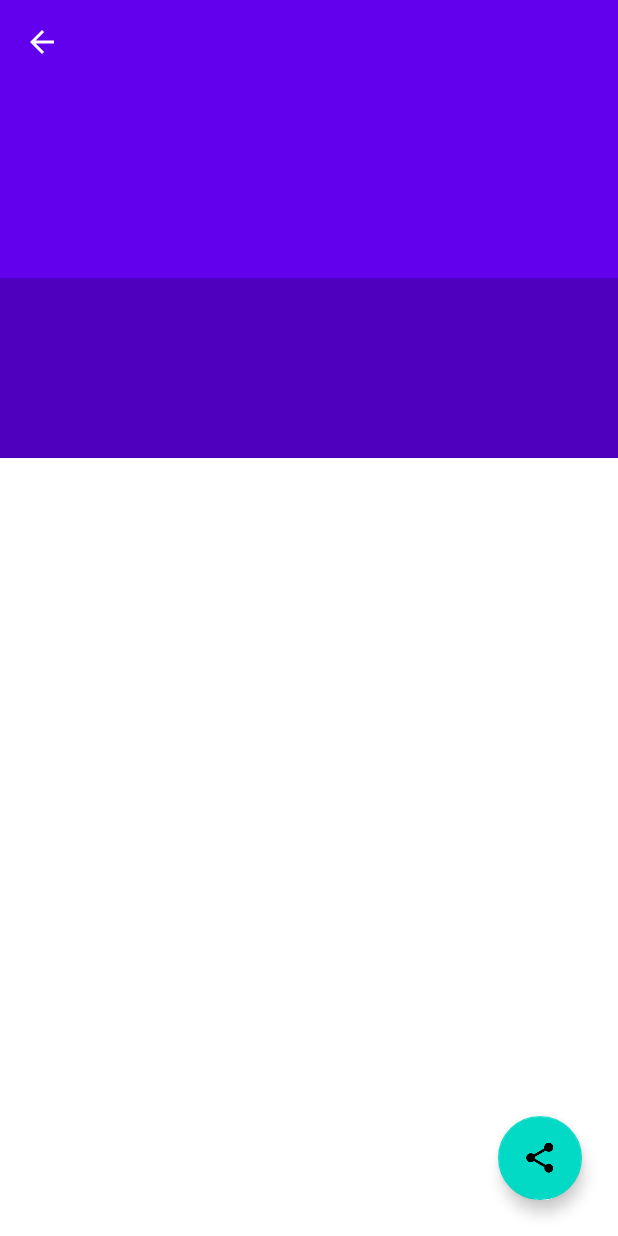
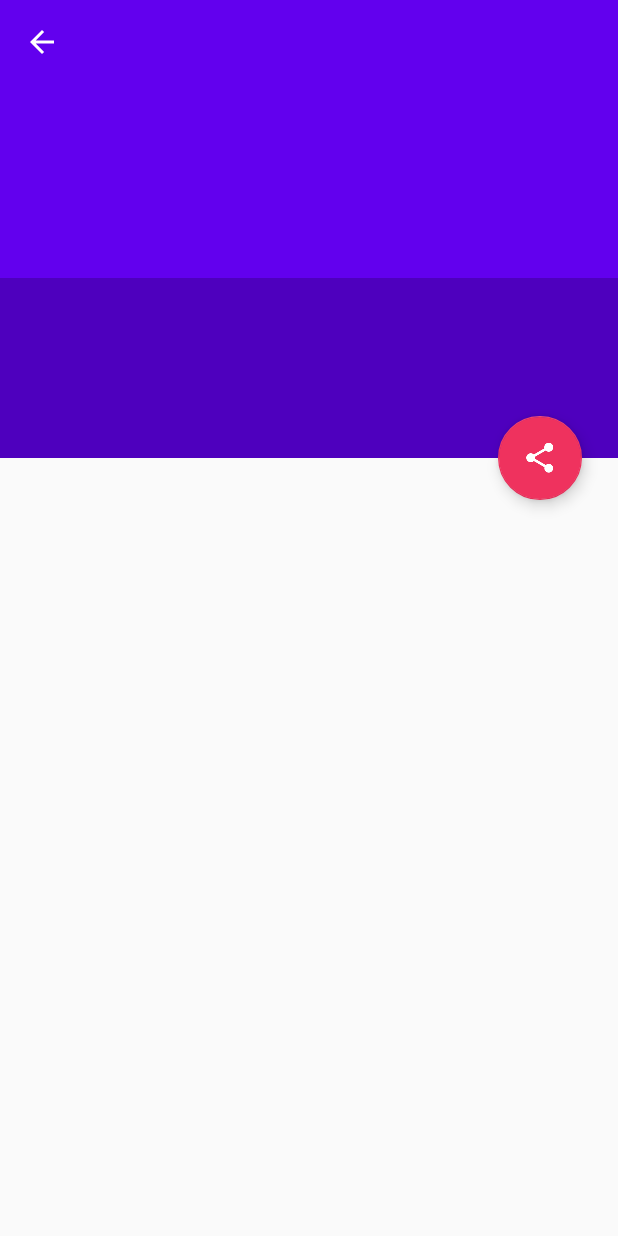
Before and after one commit to ibrohimkhan/xyzreader, an Android app: the layout fragment_details.xml on its own in the app's theme, with its tools: preview values and no code run, on a phone screen of 412 x 824 dp. Run offline under Robolectric (Android 15) with nearby library versions, the phone set to English and light mode, and no system bars; plain views replace SubtitleCollapsingToolbarLayout; network calls fail.

Commit message:
changed apptheme, fixed scaleType in imageview and added anchor in fab

```diff
--- a/app/src/main/java/com/udacity/xyzreader/ui/readerlist/ReaderViewHolder.java
+++ b/app/src/main/java/com/udacity/xyzreader/ui/readerlist/ReaderViewHolder.java
@@ -58,7 +58,6 @@ public class ReaderViewHolder extends RecyclerView.ViewHolder implements View.On
         if (!TextUtils.isEmpty(reader.thumb)) {
             Picasso.get()
                     .load(reader.thumb)
-                    .fit()
                     .into(thumb);
         }
     }
--- a/app/src/main/res/layout/fragment_details.xml
+++ b/app/src/main/res/layout/fragment_details.xml
@@ -7,6 +7,7 @@
     android:layout_height="match_parent">
 
     <com.google.android.material.appbar.AppBarLayout
+        android:id="@+id/appbar"
         android:layout_width="match_parent"
         android:layout_height="wrap_content"
         android:elevation="8dp"
@@ -57,7 +58,8 @@
         android:id="@+id/fab"
         android:layout_width="wrap_content"
         android:layout_height="wrap_content"
-        android:layout_gravity="bottom|end"
+        app:layout_anchor="@id/appbar"
+        app:layout_anchorGravity="bottom|end"
         android:layout_margin="24dp"
         android:elevation="6dp"
         android:src="@drawable/ic_share"
--- a/app/src/main/res/values/styles.xml
+++ b/app/src/main/res/values/styles.xml
@@ -1,7 +1,7 @@
 <resources>
 
     <!-- Base application theme. -->
-    <style name="AppTheme" parent="Theme.MaterialComponents.Light.NoActionBar">
+    <style name="AppTheme" parent="Theme.MaterialComponents.Light.NoActionBar.Bridge">
         <!-- Customize your theme here. -->
         <item name="colorPrimary">@color/colorPrimary</item>
         <item name="colorPrimaryDark">@color/colorPrimaryDark</item>
```
